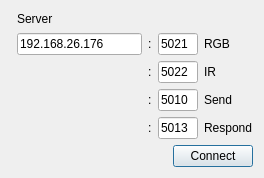
First picture: the form in conn_settings.ui, repository daniil445/aerial_warden, before the edit.
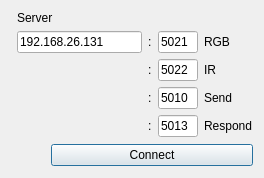
Second picture: the form after the edit.

Diff of the .ui file:
```diff
--- a/conn_settings.ui
+++ b/conn_settings.ui
@@ -33,7 +33,7 @@
      <item>
       <spacer name="horizontalSpacer">
        <property name="orientation">
-        <enum>Qt::Orientation::Horizontal</enum>
+        <enum>Qt::Vertical</enum>
        </property>
        <property name="sizeHint" stdset="0">
         <size>
@@ -62,7 +62,7 @@
    <item row="1" column="1">
     <widget class="QLineEdit" name="url_main">
      <property name="text">
-      <string>192.168.26.176</string>
+      <string>192.168.26.131</string>
      </property>
     </widget>
    </item>
```
